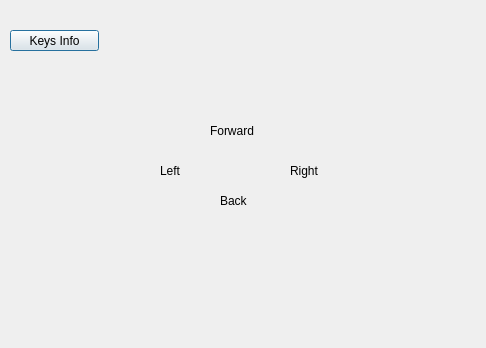
This is Monster_Truck_UI/src/Manual_Window/manual_window.ui in alexspirou/ROS_Ackerman_Monster_Truck_ as Qt 5 draws it before an edit. The edited form follows.
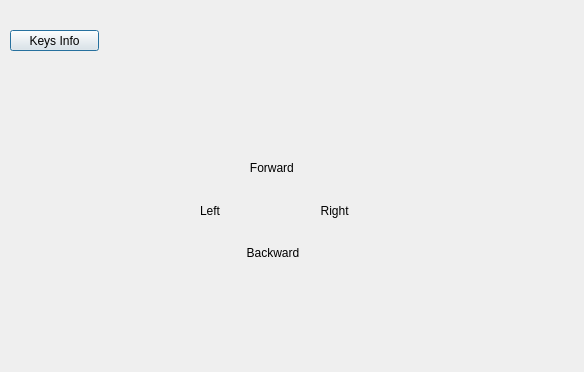
This is the edited form.

The edit to the form file:
```diff
--- a/Monster_Truck_UI/src/Manual_Window/manual_window.ui
+++ b/Monster_Truck_UI/src/Manual_Window/manual_window.ui
@@ -6,26 +6,13 @@
    <rect>
     <x>0</x>
     <y>0</y>
-    <width>486</width>
-    <height>348</height>
+    <width>584</width>
+    <height>372</height>
    </rect>
   </property>
   <property name="windowTitle">
    <string>Dialog</string>
   </property>
-  <widget class="QLabel" name="label">
-   <property name="geometry">
-    <rect>
-     <x>210</x>
-     <y>110</y>
-     <width>61</width>
-     <height>41</height>
-    </rect>
-   </property>
-   <property name="text">
-    <string>Forward</string>
-   </property>
-  </widget>
   <widget class="QPushButton" name="info_button">
    <property name="geometry">
     <rect>
@@ -39,44 +26,49 @@
     <string>Keys Info</string>
    </property>
   </widget>
-  <widget class="QLabel" name="label_2">
+  <widget class="QWidget" name="">
    <property name="geometry">
     <rect>
-     <x>160</x>
+     <x>200</x>
      <y>150</y>
-     <width>41</width>
-     <height>41</height>
+     <width>161</width>
+     <height>121</height>
     </rect>
    </property>
+   <layout class="QVBoxLayout" name="verticalLayout">
+    <item>
+     <widget class="QLabel" name="forward_label">
+      <property name="text">
+       <string>               Forward</string>
+      </property>
+     </widget>
+    </item>
+    <item>
+     <layout class="QHBoxLayout" name="horizontalLayout">
+      <item>
+       <widget class="QLabel" name="left_label">
    <property name="text">
     <string>Left</string>
    </property>
   </widget>
-  <widget class="QLabel" name="label_3">
-   <property name="geometry">
-    <rect>
-     <x>290</x>
-     <y>150</y>
-     <width>61</width>
-     <height>41</height>
-    </rect>
-   </property>
+      </item>
+      <item>
+       <widget class="QLabel" name="right_label">
    <property name="text">
-    <string>Right</string>
-   </property>
-  </widget>
-  <widget class="QLabel" name="label_4">
-   <property name="geometry">
-    <rect>
-     <x>220</x>
-     <y>180</y>
-     <width>51</width>
-     <height>41</height>
-    </rect>
-   </property>
+         <string>           Right</string>
+        </property>
+       </widget>
+      </item>
+     </layout>
+    </item>
+    <item>
+     <widget class="QLabel" name="back_label">
    <property name="text">
-    <string>Back</string>
-   </property>
+       <string>              Backward</string>
+      </property>
+     </widget>
+    </item>
+   </layout>
   </widget>
  </widget>
  <resources/>
```
Lines whose indentation alone changed are shown as unchanged.
